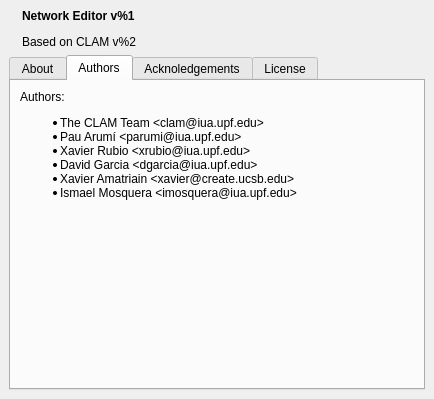
First picture: the form in NetworkEditor/src/About.ui, repository clam-project/clam, before the edit.
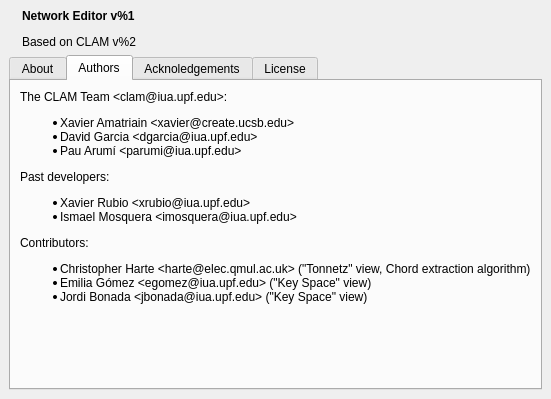
Second picture: the form after the edit. The open tabs and pages were chosen to show the change. Icons and pictures are not drawn.

Commit message: Separated current team and past developers Credit Chris for the chord extraction algorithm (it was an external app with the annotator but it is linked in NetworkEditor)

```diff
--- a/NetworkEditor/src/About.ui
+++ b/NetworkEditor/src/About.ui
@@ -193,15 +193,23 @@
           </sizepolicy>
          </property>
          <property name="text" >
-          <string>&lt;p>Authors:&lt;/p>
+          <string>&lt;p>The CLAM Team &amp;lt;clam@iua.upf.edu&amp;gt;:&lt;/p>
 &lt;ul>
-&lt;li>The CLAM Team &amp;lt;clam@iua.upf.edu&amp;gt;&lt;/li>
+&lt;li>Xavier Amatriain &amp;lt;xavier@create.ucsb.edu&amp;gt;&lt;/li>
+&lt;li>David Garcia &amp;lt;dgarcia@iua.upf.edu&amp;gt; &lt;/li>
 &lt;li>Pau Arumí &amp;lt;parumi@iua.upf.edu&amp;gt;&lt;/li>
+&lt;/ul>
+&lt;p>Past developers:&lt;/p>
+&lt;ul>
 &lt;li>Xavier Rubio &amp;lt;xrubio@iua.upf.edu&amp;gt; &lt;/li>
-&lt;li>David Garcia &amp;lt;dgarcia@iua.upf.edu&amp;gt; &lt;/li>
-&lt;li>Xavier Amatriain &amp;lt;xavier@create.ucsb.edu&amp;gt;&lt;/li>
 &lt;li>Ismael Mosquera &amp;lt;imosquera@iua.upf.edu&amp;gt;&lt;/li>
 &lt;/ul>
+&lt;p>Contributors:&lt;/p>
+&lt;ul>
+&lt;li>Christopher Harte &amp;lt;harte@elec.qmul.ac.uk&amp;gt; ("Tonnetz" view, Chord extraction algorithm)&lt;/li>
+&lt;li>Emilia Gómez &amp;lt;egomez@iua.upf.edu&amp;gt; ("Key Space" view)&lt;/li>
+&lt;li>Jordi Bonada &amp;lt;jbonada@iua.upf.edu&amp;gt; ("Key Space" view)&lt;/li>
+&lt;/ul>
 </string>
          </property>
          <property name="alignment" >
```
